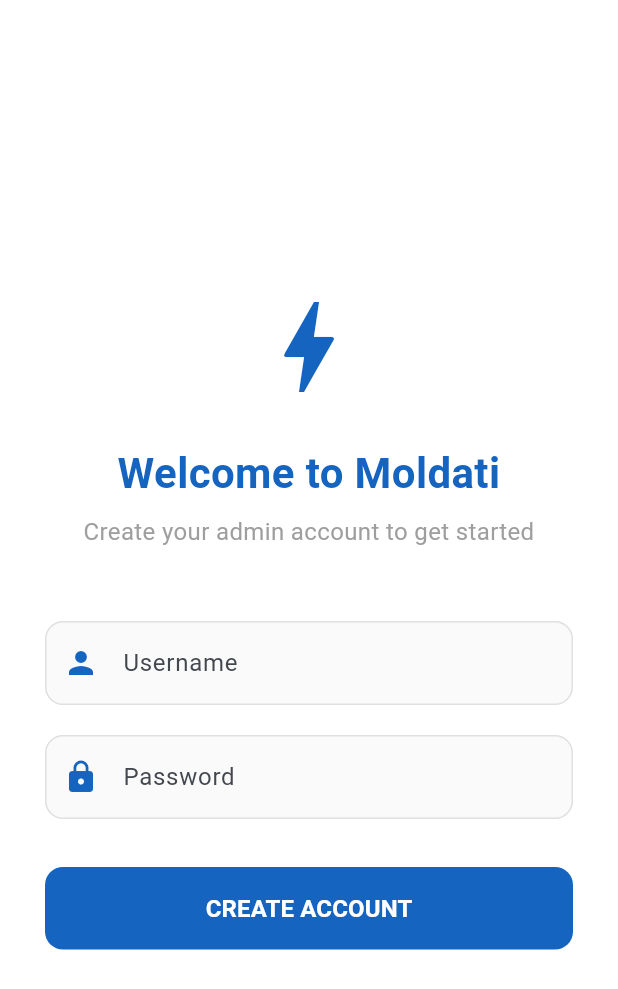
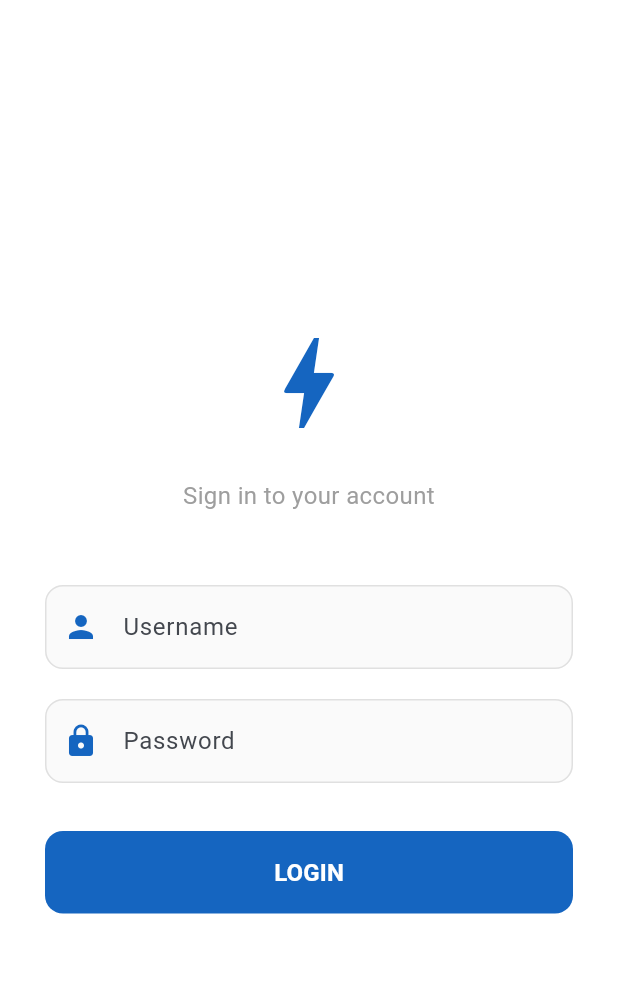
Before and after one commit to toprank2026/generatormanagment-2026, a Flutter app: the LoginScreen screen opened by its route, on a phone screen of 412 x 824 dp. Shown: the top 989 px of the screen. Run offline on Flutter 3.47's test engine with Material 3 defaults, Android fonts, the light colour scheme and no system bars; our stand-ins replace file_picker, get, iconsax, pdf, printing, share_plus and 3 more; missing offline and left inert: blue_thermal_printer; accounts and stored records are empty.

Commit message:
connect with api sign in laravel

```diff
--- a/lib/views/screens/login_screen.dart
+++ b/lib/views/screens/login_screen.dart
@@ -16,7 +16,6 @@
   final AuthController _authController = Get.find();
   final _formKey = GlobalKey<FormState>();
 
-  bool _isInitialSetup = false;
   bool _isLoading = true;
 
   @override
@@ -26,39 +25,40 @@
   }
 
   Future<void> _checkSetup() async {
-    bool hasUser = await _authController.hasAnyUser();
     setState(() {
-      _isInitialSetup = !hasUser;
       _isLoading = false;
     });
   }
 
   void _submit() async {
     if (_formKey.currentState!.validate()) {
-      if (_isInitialSetup) {
-        await _authController.createInitialAdmin(
-          _usernameController.text,
+      setState(() => _isLoading = true);
+
+      final result = await _authController.login(
+        _usernameController.text.trim(),
         _passwordController.text,
       );
-        // RootHandler will automatically redirect due to state change
+
+      setState(() => _isLoading = false);
+
+      if (result['success'] == true) {
+        Get.offAll(() => const RootHandler());
       } else {
-        bool success = await _authController.login(
-          _usernameController.text,
-          _passwordController.text,
-        );
-        if (success) {
-          // Clear any pushed routes (like if we came from Setup) and let RootHandler decide
-          Get.offAll(() => const RootHandler());
-          //////import&export
-        } else {
+        String message = result['message'];
+        if (result['statusCode'] == 403) {
+          message =
+              "Your account is disabled. Please contact the administrator.";
+        } else if (result['statusCode'] == 401) {
+          message = "Invalid username or password";
+        }
+
         Get.snackbar(
-            "Error",
-            "Invalid username or password",
+          "Login Failed",
+          message,
           snackPosition: SnackPosition.BOTTOM,
           backgroundColor: Colors.red.withOpacity(0.1),
           colorText: Colors.red,
         );
-        }
       }
     }
   }
@@ -84,19 +84,7 @@
                   const Icon(Icons.bolt, size: 80, color: Color(0xFF1565C0)),
                   const SizedBox(height: 24),
                   Text(
-                    _isInitialSetup ? "Welcome to Moldati" : "Welcome Back",
-                    style: const TextStyle(
-                      fontSize: 28,
-                      fontWeight: FontWeight.bold,
-                      color: Color(0xFF1565C0),
-                    ),
-                    textAlign: TextAlign.center,
-                  ),
-                  const SizedBox(height: 8),
-                  Text(
-                    _isInitialSetup
-                        ? "Create your admin account to get started"
-                        : "Sign in to your account",
+                    "Sign in to your account",
                     style: const TextStyle(fontSize: 16, color: Colors.grey),
                     textAlign: TextAlign.center,
                   ),
@@ -169,35 +157,13 @@
                       ),
                     ),
                     child: Text(
-                      _isInitialSetup ? "CREATE ACCOUNT" : "LOGIN",
+                      "LOGIN",
                       style: const TextStyle(
                         fontSize: 16,
                         fontWeight: FontWeight.bold,
                       ),
                     ),
                   ),
-                  if (!_isInitialSetup) ...[
-                    const SizedBox(height: 24),
-                    Row(
-                      mainAxisAlignment: MainAxisAlignment.center,
-                      children: [
-                        const Text(
-                          "Don't have an account? ",
-                          style: TextStyle(color: Colors.grey),
-                        ),
-                        TextButton(
-                          onPressed: () => Get.toNamed('/setup'),
-                          child: const Text(
-                            "Sign Up",
-                            style: TextStyle(
-                              color: Color(0xFF1565C0),
-                              fontWeight: FontWeight.bold,
-                            ),
-                          ),
-                        ),
-                      ],
-                    ),
-                  ],
                 ],
               ),
             ),
--- a/pubspec.yaml
+++ b/pubspec.yaml
@@ -52,6 +52,7 @@
   permission_handler: ^11.3.1
   iconsax: ^0.0.8
   csv: ^6.0.0
+  http: ^1.6.0
 
 dev_dependencies:
   flutter_test:
```
Also changed, not shown: lib/controllers/auth_controller.dart (+50 -12 lines), lib/views/root_handler.dart (+2 -16 lines), pubspec.lock, 1 other file. Lines whose indentation alone changed are shown as unchanged.
